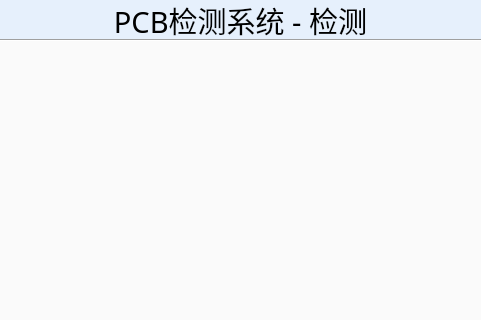
wenyuexin/PCBDetect, file PCBDetect/ui_1366_768/DetectUI.ui: the form before one commit; both pictures show x 480 to 961 and y 0 to 320 of the 1366 by 768 pixel window.
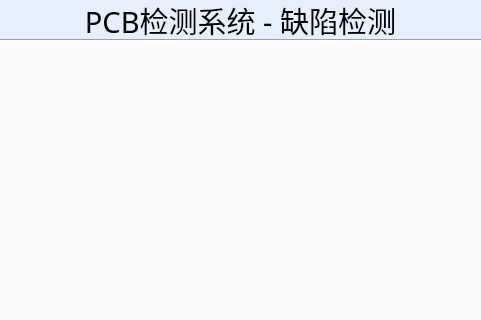
The form after the commit. Icons and pictures are not drawn.

What changed in the file:
```diff
--- a/PCBDetect/ui_1366_768/DetectUI.ui
+++ b/PCBDetect/ui_1366_768/DetectUI.ui
@@ -89,9 +89,9 @@
   <widget class="QLabel" name="label_title">
    <property name="geometry">
     <rect>
-     <x>570</x>
+     <x>560</x>
      <y>0</y>
-     <width>301</width>
+     <width>321</width>
      <height>41</height>
     </rect>
    </property>
@@ -121,7 +121,7 @@
 </string>
    </property>
    <property name="text">
-    <string>PCB检测系统 - 检测</string>
+    <string>PCB检测系统 - 缺陷检测</string>
    </property>
    <property name="alignment">
     <set>Qt::AlignCenter</set>
```
